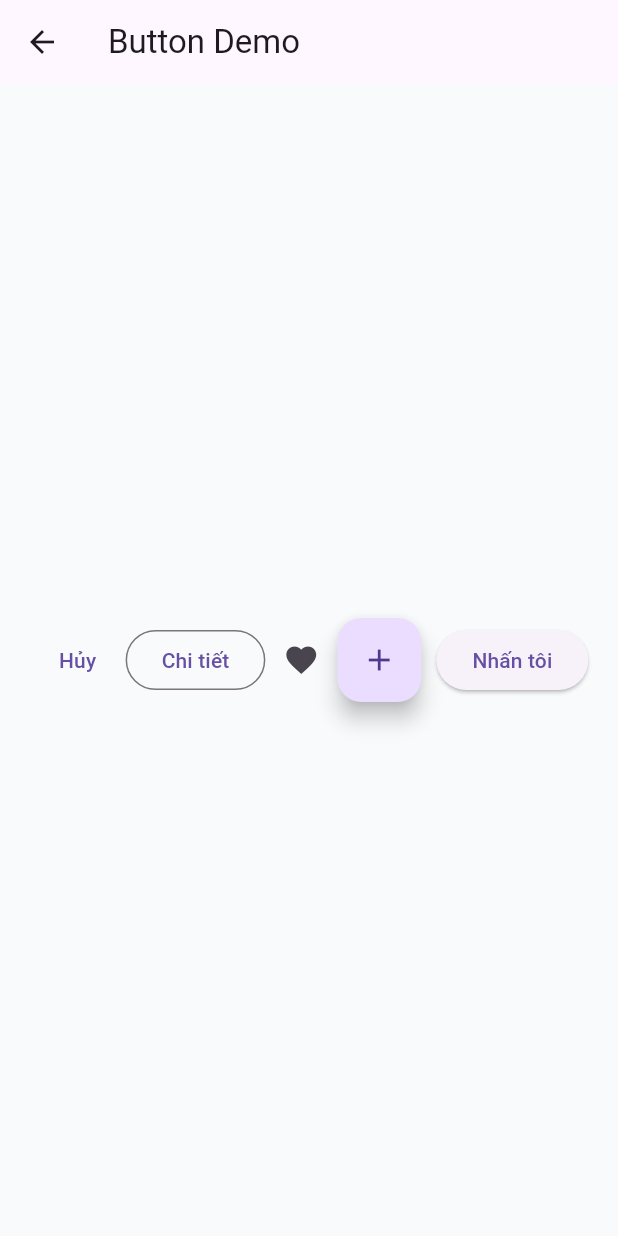
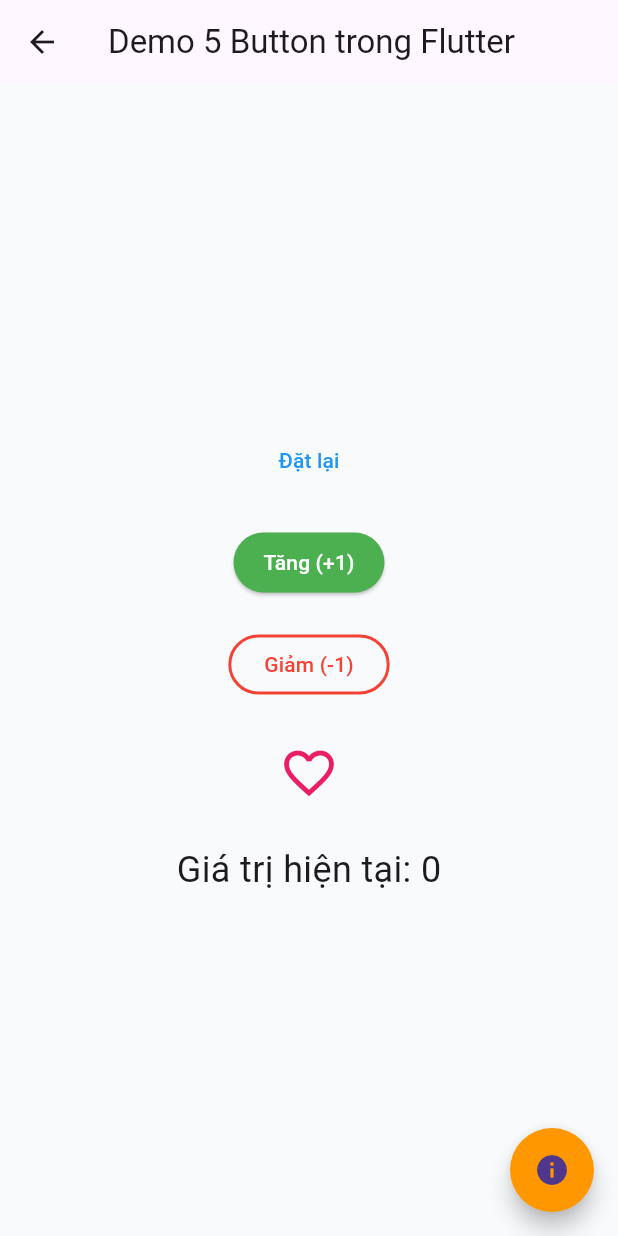
Before and after one commit to PHUONGNAMKEM/FLUTTER_MOBILE_ST4, a Flutter app: the MyAppExample screen opened directly, tab 2 chosen, after a tap on "Go to demo", on a phone screen of 412 x 824 dp. Run offline on Flutter 3.47's test engine with Material 3 defaults, Android fonts, the phone set to English and light mode, and no system bars; our stand-ins replace font_awesome_flutter.

Commit message:
Them demo button 'lần 2'

```diff
--- a/lib/hoangphuc_blog.dart
+++ b/lib/hoangphuc_blog.dart
@@ -164,7 +164,7 @@ class _MyAppExampleState extends State<MyAppExample> {
                                 onPressed: () {
                                   Navigator.push(
                                   context,
-                                  MaterialPageRoute(builder: (context)=>ButtonExampleApp())
+                                  MaterialPageRoute(builder: (context)=>ButtonDemoScreen())
                                   );
                                 },
                                 style: ElevatedButton.styleFrom(
--- a/lib/main.dart
+++ b/lib/main.dart
@@ -145,11 +145,11 @@ class HomeScreenNow_State extends State<HomeScreenNow> {
         unselectedItemColor: Color.fromRGBO(75, 85, 99, 1),
         backgroundColor: Color.fromRGBO(144, 202, 249, 1),
       ),
-      floatingActionButton: FloatingActionButton(
-        onPressed: () {},
-        backgroundColor: Color.fromRGBO(69, 209, 253, 1),
-        child: Icon(Icons.add, color: Colors.white),
-      ),
+      // floatingActionButton: FloatingActionButton(
+      //   onPressed: () {},
+      //   backgroundColor: Color.fromRGBO(69, 209, 253, 1),
+      //   child: Icon(Icons.add, color: Colors.white),
+      // ),
     );
   }
 }
--- a/lib/phuc_demobutton.dart
+++ b/lib/phuc_demobutton.dart
@@ -1,49 +1,158 @@
 import 'package:flutter/material.dart';
 
-void main() => runApp(const ButtonExampleApp());
+void main() => runApp(const ButtonDemoScreen());
 
-class ButtonExampleApp extends StatelessWidget {
-  const ButtonExampleApp({super.key});
+// class ButtonExampleApp extends StatelessWidget {
+//   const ButtonExampleApp({super.key});
+
+//   @override
+//   Widget build(BuildContext context) {
+//     return Scaffold(
+//         appBar: AppBar(
+//           title: const Text('Button Demo'),
+//         ),
+//         body: Center(
+//           child: OverflowBar(
+//             alignment: MainAxisAlignment.center,
+//             children: <Widget>[
+//              TextButton(child: Text("Hủy"),
+//              onPressed: () {
+//               print("Tôi là TextButton , Bạn đã nhấn tôi rồi, dừng lại đi!");
+//              }
+//              ),
+//              OutlinedButton(child: Text("Chi tiết"),
+//              onPressed: () {
+//               print("Tôi là OutlinedButton , Bạn đã nhấn tôi rồi, dừng lại đi!");
+//              }
+//              ),
+//             IconButton(
+//               icon: Icon(Icons.favorite),
+//               onPressed: () {
+//               print("Tôi là IconButton, Bạn đã nhấn tôi rồi, dừng lại đi!");
+//             }
+//             ),
+//             FloatingActionButton(child: Icon(Icons.add), onPressed: () {
+//               print("Tôi là FloatingActionButton, Bạn đã nhấn tôi rồi, dừng lại đi!");
+//             },
+//             heroTag: 'buttonDemoFAB',
+//             ),
+//             const SizedBox(width: 10),
+//             ElevatedButton(
+//             onPressed: () {
+//               print("Tôi là ElevatedButton, Bạn đã nhấn tôi rồi, dừng lại đi!"); },
+//             child: Text("Nhấn tôi"),
+//           )
+//             ],
+//           ),
+//         ),
+//       );
+//   }
+// }
+
+class ButtonDemoScreen extends StatefulWidget {
+  const ButtonDemoScreen({super.key});
+  @override
+  _ButtonDemoScreenState createState() => _ButtonDemoScreenState();
+}
+
+class _ButtonDemoScreenState extends State<ButtonDemoScreen> {
+  int counter = 0;
+  bool isFavorite = false;
+
+  void _showSnackBar(String message) {
+    ScaffoldMessenger.of(context).showSnackBar(
+      SnackBar(content: Text(message)),
+    );
+  }
 
   @override
   Widget build(BuildContext context) {
     return Scaffold(
       appBar: AppBar(
-          title: const Text('Button Demo'),
+        title: Text("Demo 5 Button trong Flutter"),
       ),
       body: Center(
-          child: OverflowBar(
-            alignment: MainAxisAlignment.center,
-            children: <Widget>[
-             TextButton(child: Text("Hủy"),
+        child: Column(
+          mainAxisAlignment: MainAxisAlignment.center,
+          children: [
+            // 1. TextButton: Đặt lại counter về 0
+            TextButton(
               onPressed: () {
-              print("Tôi là TextButton , Bạn đã nhấn tôi rồi, dừng lại đi!");
-             }
+                setState(() {
+                  counter = 0;
+                });
+                _showSnackBar("Counter đã được đặt lại!");
+              },
+              child: Text("Đặt lại"),
+              style: TextButton.styleFrom(
+                foregroundColor: Colors.blue,
               ),
-             OutlinedButton(child: Text("Chi tiết"),
-             onPressed: () {
-              print("Tôi là OutlinedButton , Bạn đã nhấn tôi rồi, dừng lại đi!");
-             }
             ),
-            IconButton(
-              icon: Icon(Icons.favorite),
-              onPressed: () {
-              print("Tôi là IconButton, Bạn đã nhấn tôi rồi, dừng lại đi!");
-            }
-            ),
-            FloatingActionButton(child: Icon(Icons.add), onPressed: () {
-              print("Tôi là FloatingActionButton, Bạn đã nhấn tôi rồi, dừng lại đi!");
-            },
-            heroTag: 'buttonDemoFAB',
-            ),
-            const SizedBox(width: 10),
+            SizedBox(height: 20),
+
+            // 2. ElevatedButton: Tăng counter
             ElevatedButton(
               onPressed: () {
-              print("Tôi là ElevatedButton, Bạn đã nhấn tôi rồi, dừng lại đi!"); },
-            child: Text("Nhấn tôi"),
-          )
+                setState(() {
+                  counter++;
+                });
+              },
+              child: Text("Tăng (+1)"),
+              style: ElevatedButton.styleFrom(
+                backgroundColor: Colors.green,
+                foregroundColor: Colors.white,
+                padding: EdgeInsets.symmetric(horizontal: 20, vertical: 10),
+              ),
+            ),
+            SizedBox(height: 20),
+
+            // 3. OutlinedButton: Giảm counter
+            OutlinedButton(
+              onPressed: () {
+                setState(() {
+                  if (counter > 0) counter--;
+                });
+              },
+              child: Text("Giảm (-1)"),
+              style: OutlinedButton.styleFrom(
+                side: BorderSide(color: Colors.red, width: 2),
+                foregroundColor: Colors.red,
+              ),
+            ),
+            SizedBox(height: 20),
+
+            // 4. IconButton
+            IconButton(
+              onPressed: () {
+                setState(() {
+                  isFavorite = !isFavorite;
+                });
+                _showSnackBar(isFavorite ? "Đã thích!" : "Đã bỏ thích!");
+              },
+              icon: Icon(
+                isFavorite ? Icons.favorite : Icons.favorite_border,
+              ),
+              color: Colors.pink,
+              iconSize: 40,
+            ),
+            SizedBox(height: 20),
+
+            // Hiển thị giá trị counter
+            Text(
+              "Giá trị hiện tại: $counter",
+              style: TextStyle(fontSize: 24),
+            ),
           ],
         ),
+      ),
+      // 5. FloatingActionButton: Hiển thị thông báo
+      floatingActionButton: FloatingActionButton(
+        onPressed: () {
+          _showSnackBar("Bạn đã nhấn nút FAB!");
+        },
+        child: Icon(Icons.info),
+        backgroundColor: Colors.orange,
+        shape: CircleBorder(),
       ),
     );
   }
```
Lines whose indentation alone changed are shown as unchanged.
